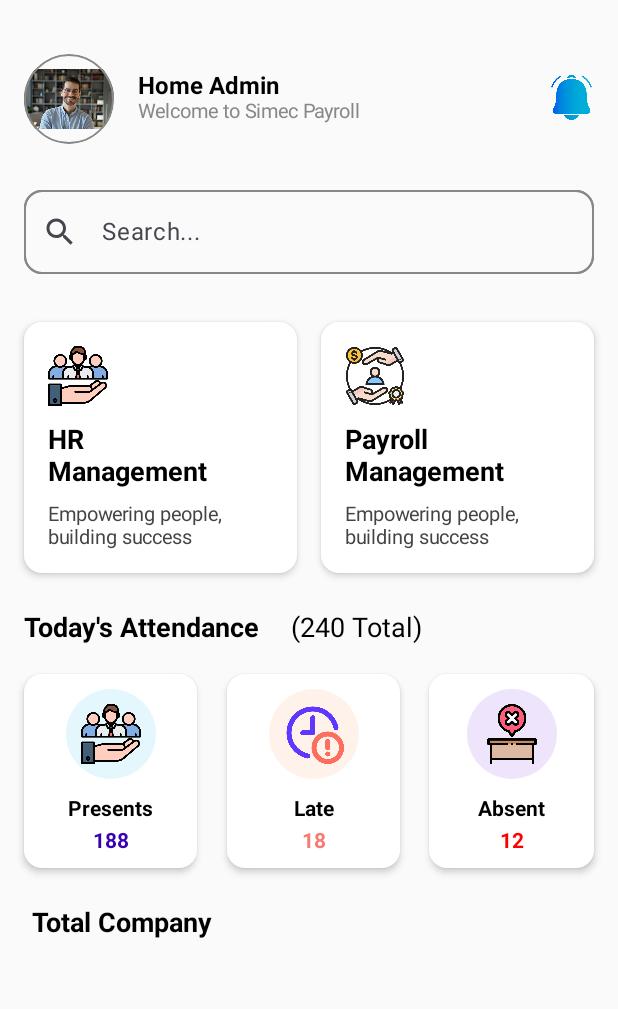
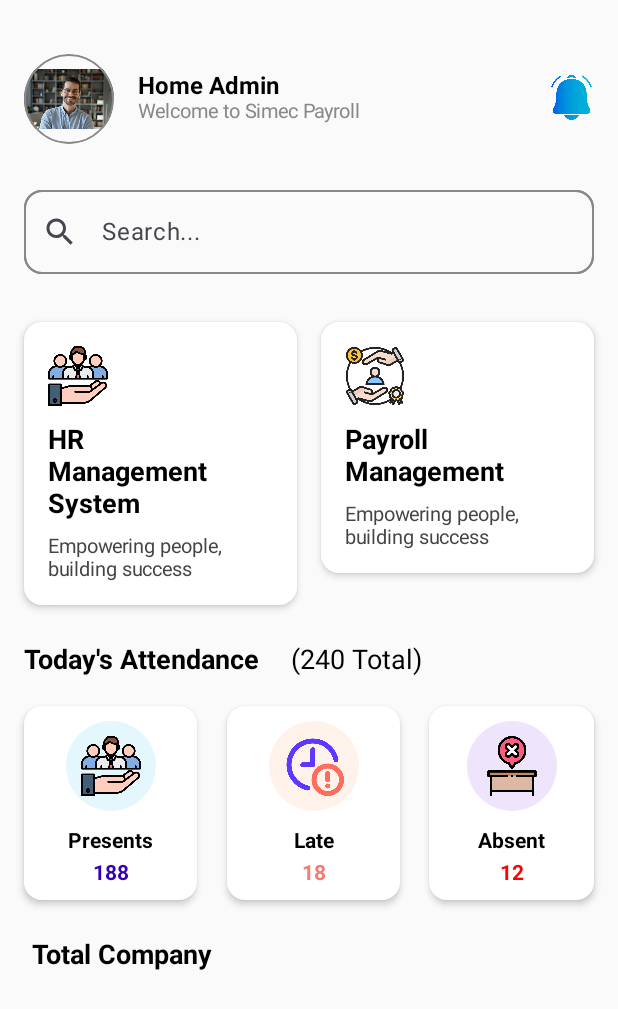
Before and after one commit to eh-siam/B2BPayroll, an Android app built with Jetpack Compose: the MainActivity screen opened directly, with no data from a screen before it, on a phone screen of 412 x 824 dp. Shown: the top 1009 px of the screen. Run offline under Robolectric (Android 15) with nearby library versions, the phone set to English and light mode, and no system bars; 1 statement that could not run was skipped.

Commit message:
FeatureTotal -> Total Attendance -> Presents,late,absent

```diff
--- a/app/src/main/java/com/simec/b2bpayroll/presentation/screen/home/HomeScreen.kt
+++ b/app/src/main/java/com/simec/b2bpayroll/presentation/screen/home/HomeScreen.kt
@@ -177,7 +177,7 @@ fun HomeScreen(navController: NavHostController) {
                         )
 
                         Text(
-                            text = "HR\nManagement",
+                            text = "HR\nManagement System",
                             fontSize = 18.sp,
                             fontWeight = FontWeight.Bold,
                             fontFamily = FontFamily.SansSerif,
```
